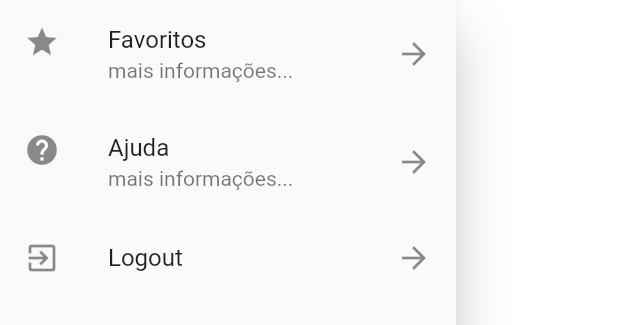
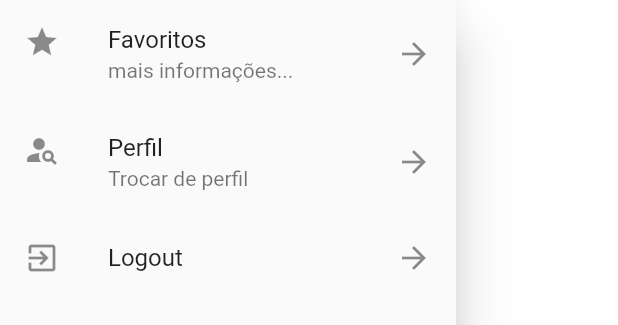
Before and after one commit to lucsrk/Stradda_app, a Flutter app: the DrawerList widget shown alone on an empty page, opened directly, on a phone screen of 412 x 824 dp. Shown: the top 325 px of the screen. Run offline on Flutter 3.47's test engine with Material 2 defaults, Android fonts, the phone set to English and light mode, and no system bars; our stand-ins replace auth_buttons, cached_network_image, connectivity, image_picker, share, sqflite and 1 more; accounts and stored records are empty.

Commit message:
aba do perfil

```diff
--- /dev/null
+++ b/lib/perfil/data/dammy_perfil.dart
@@ -0,0 +1,26 @@
+
+
+
+import 'package:stradda_01/perfil/user_perfil.dart';
+
+const DUMMY_PERFIL = {
+  '1': const Perfil(
+    id: '1',
+    name: 'Maria',
+    email: "maria@gmail.com",
+    avatarUrl: ""
+  ),
+  '2': const Perfil(
+      id: '1',
+      name: 'Maria',
+      email: "maria@gmail.com",
+      avatarUrl: ""
+  ),
+  '3': const Perfil(
+      id: '1',
+      name: 'Maria',
+      email: "maria@gmail.com",
+      avatarUrl: ""
+  ),
+
+};
--- /dev/null
+++ b/lib/perfil/provider/perfis.dart
@@ -0,0 +1,63 @@
+import 'dart:math';
+
+import 'package:flutter/material.dart';
+import 'package:stradda_01/perfil/data/dammy_perfil.dart';
+import 'package:stradda_01/perfil/user_perfil.dart';
+
+
+
+
+
+class Perfis with ChangeNotifier{
+
+  final Map<String, Perfil> _items = {...DUMMY_PERFIL};
+
+
+  List<Perfil> get all{
+    return[... _items.values];
+  }
+
+  int get count{
+    return _items.length;
+  }
+
+  Perfil byIndex (int i){
+
+    return _items.values.elementAt(i);
+  }
+
+
+  //inlcue ou altera
+
+  void put (Perfil perfil){
+    if(perfil == null){
+      return;
+    }
+
+    if(perfil.id != null &&
+        perfil.id.trim().isNotEmpty
+        && _items.containsKey(perfil.id)){
+      _items.update(perfil.id, (_) => Perfil(
+        id: perfil.id,
+        name: perfil.name,
+        email: perfil.email,
+        avatarUrl: perfil.avatarUrl,
+      ));
+    }else{
+      final id = Random().nextDouble().toString();
+      _items.putIfAbsent(id, () => Perfil(
+          id: id,
+          name: perfil.name,
+          email: perfil.email,
+          avatarUrl: perfil.avatarUrl));
+    }
+        notifyListeners();
+    }
+    void remove(Perfil perfil){
+        if ( perfil != null && perfil.id
+        != null){
+          _items.remove(perfil.id);
+          notifyListeners();
+        }
+    }
+    }
--- /dev/null
+++ b/lib/perfil/routes/routes.dart
@@ -0,0 +1,5 @@
+class AppRoutes {
+
+  static const HOME = '/';
+  static const USER_FORM = 'user-form';
+}
--- /dev/null
+++ b/lib/perfil/user_perfil.dart
@@ -0,0 +1,16 @@
+import 'package:flutter/material.dart';
+
+class Perfil {
+
+  final String id;
+  final String name;
+  final String email;
+  final String avatarUrl;
+
+  const Perfil({
+      this.id,
+      @required this.name,
+      @required this.email,
+      this.avatarUrl});
+
+}
--- a/lib/utils/drawer_list.dart
+++ b/lib/utils/drawer_list.dart
@@ -2,6 +2,7 @@ import 'package:flutter/material.dart';
 import 'file:///C:/Users/Lucas/AndroidStudioProjects/stradda_01/lib/pages/home_page.dart';
 import 'package:stradda_01/login/login_page.dart';
 import 'package:stradda_01/login/usuario.dart';
+import 'package:stradda_01/perfil/views/perfil_list.dart';
 import 'package:stradda_01/utils/nav.dart';
 
 class DrawerList extends StatelessWidget {
@@ -33,14 +34,12 @@ class DrawerList extends StatelessWidget {
               },
             ),
             ListTile(
-              leading: Icon(Icons.help),
-              title: Text("Ajuda"),
-              subtitle: Text("mais informações..."),
+              leading: Icon(Icons.person_search),
+              title: Text("Perfil"),
+              subtitle: Text("Trocar de perfil"),
               trailing: Icon(Icons.arrow_forward),
-              onTap: () {
-                print("Item 1");
-                Navigator.pop(context);
-              },
+              onTap: () => _OnClickPerfil(context)
+
             ),
             ListTile(
               leading: Icon(Icons.exit_to_app),
@@ -68,4 +67,9 @@ class DrawerList extends StatelessWidget {
       ),
     );
   }
+
+  _OnClickPerfil(BuildContext context) {
+    Navigator.pop(context);
+    push(context, PerfilList());
+  }
 }
```
Also changed, not shown: lib/main.dart (+12 -0 lines), lib/perfil/components/perfil_tile.dart (added, +80 -0 lines), lib/perfil/views/perfil_list.dart (added, +36 -0 lines), lib/perfil/views/user_form.dart (added, +93 -0 lines).
